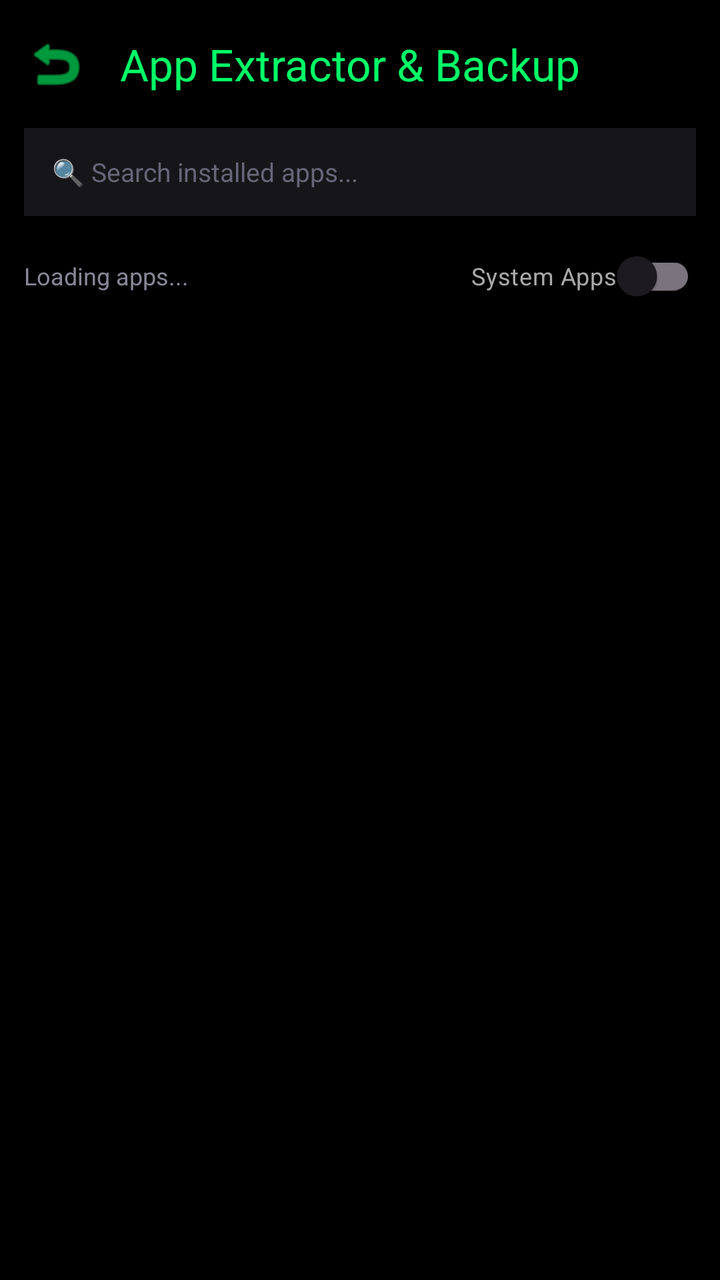
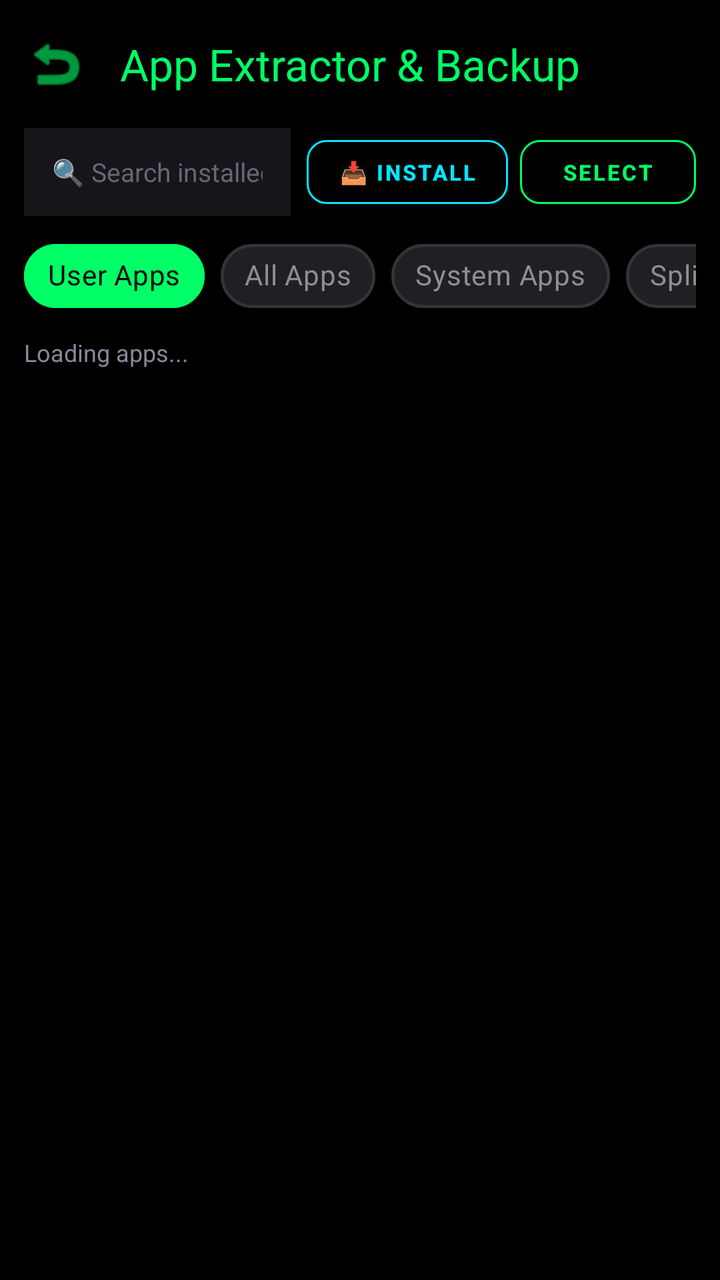

Before-and-after screenshots of an Android layout around one commit, followed by the original layout XML and the change that was made.
<!-- AndroidManifest.xml: activity theme Theme.PhoneControl -->
<!-- res/layout/activity_app_extractor.xml -->
<?xml version="1.0" encoding="utf-8"?>
<LinearLayout xmlns:android="http://schemas.android.com/apk/res/android"
    xmlns:app="http://schemas.android.com/apk/res-auto"
    android:layout_width="match_parent"
    android:layout_height="match_parent"
    android:orientation="vertical"
    android:background="@android:color/black"
    android:fitsSystemWindows="true">

    <com.google.android.material.appbar.MaterialToolbar
        android:id="@+id/toolbarExtractor"
        android:layout_width="match_parent"
        android:layout_height="?attr/actionBarSize"
        app:title="App Extractor &amp; Backup"
        app:titleTextColor="#00FF66"
        app:navigationIcon="@android:drawable/ic_menu_revert"
        app:navigationIconTint="#00FF66" />

    
    <LinearLayout
        android:layout_width="match_parent"
        android:layout_height="wrap_content"
        android:orientation="vertical"
        android:paddingHorizontal="12dp"
        android:paddingBottom="8dp">

        <EditText
            android:id="@+id/etSearchApp"
            android:layout_width="match_parent"
            android:layout_height="44dp"
            android:background="#16161A"
            android:hint="🔍 Search installed apps..."
            android:textColorHint="#666677"
            android:textColor="@android:color/white"
            android:paddingHorizontal="14dp"
            android:textSize="13sp"
            android:singleLine="true"
            android:layout_marginBottom="6dp" />

        <LinearLayout
            android:layout_width="match_parent"
            android:layout_height="wrap_content"
            android:orientation="horizontal"
            android:gravity="center_vertical">

            <TextView
                android:id="@+id/tvAppCount"
                android:layout_width="0dp"
                android:layout_height="wrap_content"
                android:layout_weight="1"
                android:text="Loading apps..."
                android:textColor="#888899"
                android:textSize="12sp" />

            <com.google.android.material.switchmaterial.SwitchMaterial
                android:id="@+id/switchSystemApps"
                android:layout_width="wrap_content"
                android:layout_height="wrap_content"
                android:text="System Apps"
                android:textColor="#AAAAAA"
                android:textSize="12sp" />
        </LinearLayout>
    </LinearLayout>

    <ProgressBar
        android:id="@+id/progressBarLoading"
        android:layout_width="wrap_content"
        android:layout_height="wrap_content"
        android:layout_gravity="center"
        android:indeterminate="true"
        android:indeterminateTint="#00FF66"
        android:visibility="visible" />

    <androidx.recyclerview.widget.RecyclerView
        android:id="@+id/rvApps"
        android:layout_width="match_parent"
        android:layout_height="0dp"
        android:layout_weight="1"
        android:clipToPadding="false"
        android:paddingBottom="16dp" />

</LinearLayout>
<!-- resources referenced by this layout -->
<resources>
  <style name="Theme.PhoneControl" parent="Theme.Material3.DayNight.NoActionBar">
          
          <item name="colorPrimary">@color/purple_500</item>
          <item name="colorPrimaryVariant">@color/purple_700</item>
          <item name="colorOnPrimary">@color/white</item>
          
          <item name="colorSecondary">@color/teal_200</item>
          <item name="colorSecondaryVariant">@color/teal_700</item>
          <item name="colorOnSecondary">@color/black</item>
          
          <item name="android:statusBarColor">@android:color/black</item>
          <item name="android:windowLightStatusBar" tools:targetApi="m">false</item>
          
          
          
      </style>
  <color name="purple_500">#FF6200EE</color>
  <color name="purple_700">#FF3700B3</color>
  <color name="white">#FFFFFFFF</color>
  <color name="teal_200">#FF03DAC5</color>
  <color name="teal_700">#FF018786</color>
  <color name="black">#FF000000</color>
</resources>

<!-- the commit's change to res/layout/activity_app_extractor.xml (unified diff, before → after) -->
@@ -22,44 +22,130 @@
         android:layout_height="wrap_content"
         android:orientation="vertical"
         android:paddingHorizontal="12dp"
-        android:paddingBottom="8dp">
-
-        <EditText
-            android:id="@+id/etSearchApp"
-            android:layout_width="match_parent"
-            android:layout_height="44dp"
-            android:background="#16161A"
-            android:hint="🔍 Search installed apps..."
-            android:textColorHint="#666677"
-            android:textColor="@android:color/white"
-            android:paddingHorizontal="14dp"
-            android:textSize="13sp"
-            android:singleLine="true"
-            android:layout_marginBottom="6dp" />
+        android:paddingBottom="4dp">
 
         <LinearLayout
             android:layout_width="match_parent"
             android:layout_height="wrap_content"
             android:orientation="horizontal"
-            android:gravity="center_vertical">
-
-            <TextView
-                android:id="@+id/tvAppCount"
+            android:gravity="center_vertical"
+            android:layout_marginBottom="6dp">
+
+            <EditText
+                android:id="@+id/etSearchApp"
                 android:layout_width="0dp"
-                android:layout_height="wrap_content"
+                android:layout_height="44dp"
                 android:layout_weight="1"
-                android:text="Loading apps..."
-                android:textColor="#888899"
-                android:textSize="12sp" />
-
-            <com.google.android.material.switchmaterial.SwitchMaterial
-                android:id="@+id/switchSystemApps"
+                android:background="#16161A"
+                android:hint="🔍 Search installed apps..."
+                android:textColorHint="#666677"
+                android:textColor="@android:color/white"
+                android:paddingHorizontal="14dp"
+                android:textSize="13sp"
+                android:singleLine="true" />
+
+            <com.google.android.material.button.MaterialButton
+                android:id="@+id/btnInstallApk"
+                style="@style/Widget.MaterialComponents.Button.OutlinedButton"
+                android:layout_width="wrap_content"
+                android:layout_height="44dp"
+                android:layout_marginStart="8dp"
+                android:text="📥 INSTALL"
+                android:textColor="#00E5FF"
+                android:textSize="11sp"
+                android:textStyle="bold"
+                app:strokeColor="#00E5FF"
+                app:strokeWidth="1dp"
+                app:cornerRadius="10dp" />
+
+            <com.google.android.material.button.MaterialButton
+                android:id="@+id/btnToggleMultiSelect"
+                style="@style/Widget.MaterialComponents.Button.OutlinedButton"
+                android:layout_width="wrap_content"
+                android:layout_height="44dp"
+                android:layout_marginStart="6dp"
+                android:text="SELECT"
+                android:textColor="#00FF66"
+                android:textSize="11sp"
+                android:textStyle="bold"
+                app:strokeColor="#00FF66"
+                app:strokeWidth="1dp"
+                app:cornerRadius="10dp" />
+        </LinearLayout>
+
+        
+        <HorizontalScrollView
+            android:layout_width="match_parent"
+            android:layout_height="wrap_content"
+            android:scrollbars="none"
+            android:layout_marginBottom="6dp">
+
+            <com.google.android.material.chip.ChipGroup
+                android:id="@+id/chipGroupFilter"
                 android:layout_width="wrap_content"
                 android:layout_height="wrap_content"
-                android:text="System Apps"
-                android:textColor="#AAAAAA"
-                android:textSize="12sp" />
-        </LinearLayout>
+                app:singleSelection="true"
+                app:selectionRequired="true">
+
+                <com.google.android.material.chip.Chip
+                    android:id="@+id/chipFilterUser"
+                    style="@style/Widget.MaterialComponents.Chip.Choice"
+                    android:layout_width="wrap_content"
+                    android:layout_height="wrap_content"
+                    android:text="User Apps"
+                    android:checked="true"
+                    android:textStyle="bold"
+                    android:textColor="@color/chip_extractor_filter_text"
+                    app:chipBackgroundColor="@color/chip_extractor_filter_bg"
+                    app:chipStrokeColor="@color/chip_extractor_filter_stroke"
+                    app:chipStrokeWidth="1.5dp" />
+
+                <com.google.android.material.chip.Chip
+                    android:id="@+id/chipFilterAll"
+                    style="@style/Widget.MaterialComponents.Chip.Choice"
+                    android:layout_width="wrap_content"
+                    android:layout_height="wrap_content"
+                    android:text="All Apps"
+                    android:textStyle="bold"
+                    android:textColor="@color/chip_extractor_filter_text"
+                    app:chipBackgroundColor="@color/chip_extractor_filter_bg"
+                    app:chipStrokeColor="@color/chip_extractor_filter_stroke"
+                    app:chipStrokeWidth="1.5dp" />
+
+                <com.google.android.material.chip.Chip
+                    android:id="@+id/chipFilterSystem"
+                    style="@style/Widget.MaterialComponents.Chip.Choice"
+                    android:layout_width="wrap_content"
+                    android:layout_height="wrap_content"
+                    android:text="System Apps"
+                    android:textStyle="bold"
+                    android:textColor="@color/chip_extractor_filter_text"
+                    app:chipBackgroundColor="@color/chip_extractor_filter_bg"
+                    app:chipStrokeColor="@color/chip_extractor_filter_stroke"
+                    app:chipStrokeWidth="1.5dp" />
+
+                <com.google.android.material.chip.Chip
+                    android:id="@+id/chipFilterSplit"
+                    style="@style/Widget.MaterialComponents.Chip.Choice"
+                    android:layout_width="wrap_content"
+                    android:layout_height="wrap_content"
+                    android:text="Split Bundles (.apks)"
+                    android:textStyle="bold"
+                    android:textColor="@color/chip_extractor_filter_text"
+                    app:chipBackgroundColor="@color/chip_extractor_filter_bg"
+                    app:chipStrokeColor="@color/chip_extractor_filter_stroke"
+                    app:chipStrokeWidth="1.5dp" />
+            </com.google.android.material.chip.ChipGroup>
+        </HorizontalScrollView>
+
+        <TextView
+            android:id="@+id/tvAppCount"
+            android:layout_width="match_parent"
+            android:layout_height="wrap_content"
+            android:text="Loading apps..."
+            android:textColor="#888899"
+            android:textSize="12sp"
+            android:layout_marginBottom="4dp" />
     </LinearLayout>
 
     <ProgressBar
@@ -79,4 +165,57 @@
         android:clipToPadding="false"
         android:paddingBottom="16dp" />
 
+    
+    <LinearLayout
+        android:id="@+id/layoutBatchBar"
+        android:layout_width="match_parent"
+        android:layout_height="wrap_content"
+        android:orientation="horizontal"
+        android:background="#18181D"
+        android:paddingHorizontal="14dp"
+        android:paddingVertical="10dp"
+        android:gravity="center_vertical"
+        android:visibility="gone">
+
+        <ImageButton
+            android:id="@+id/btnBatchClose"
+            android:layout_width="36dp"
+            android:layout_height="36dp"
+            android:background="?attr/selectableItemBackgroundBorderless"
+            android:src="@android:drawable/ic_menu_close_clear_cancel"
+            app:tint="#AAAAAA" />
+
+        <TextView
+            android:id="@+id/tvBatchSelectedCount"
+            android:layout_width="0dp"
+            android:layout_height="wrap_content"
+            android:layout_weight="1"
+            android:layout_marginStart="8dp"
+            android:text="0 selected"
+            android:textColor="@android:color/white"
+            android:textSize="13sp"
+            android:textStyle="bold" />
+
+        <com.google.android.material.button.MaterialButton
+            android:id="@+id/btnBatchSelectAll"
+            style="@style/Widget.Material3.Button.TextButton"
+            android:layout_width="wrap_content"
+            android:layout_height="wrap_content"
+            android:text="Select All"
+            android:textColor="#00E5FF"
+            android:textSize="12sp" />
+
+        <com.google.android.material.button.MaterialButton
+            android:id="@+id/btnBatchExtract"
+            android:layout_width="wrap_content"
+            android:layout_height="40dp"
+            android:layout_marginStart="6dp"
+            android:text="Extract (0)"
+            android:textColor="@android:color/black"
+            android:textSize="12sp"
+            android:textStyle="bold"
+            app:backgroundTint="#00E676"
+            app:cornerRadius="10dp" />
+    </LinearLayout>
+
 </LinearLayout>
